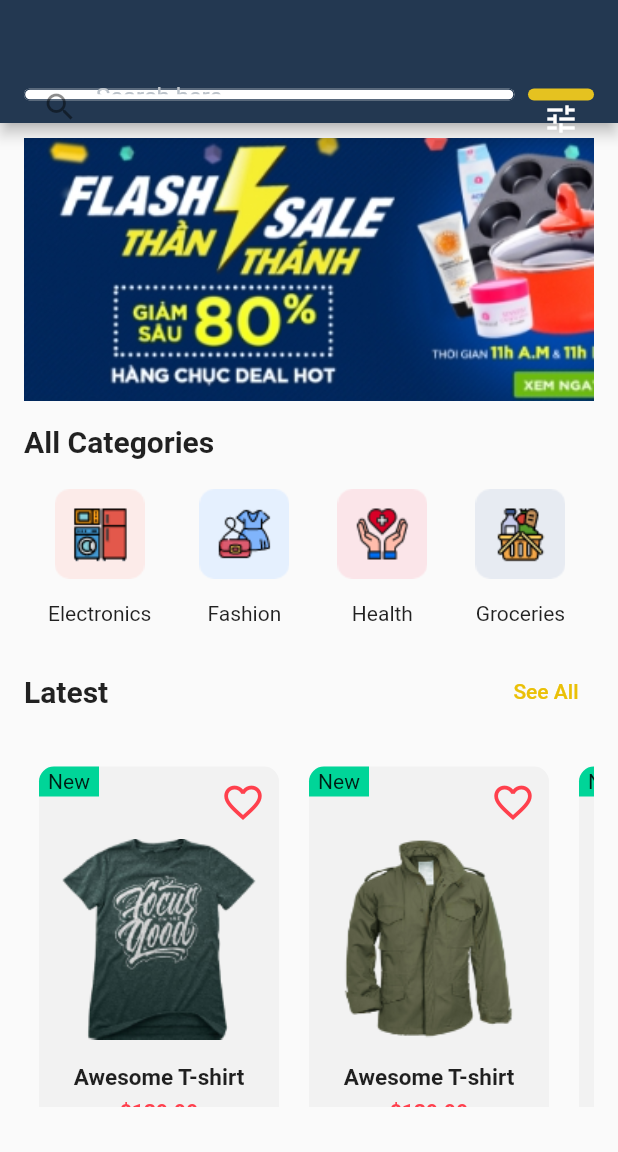
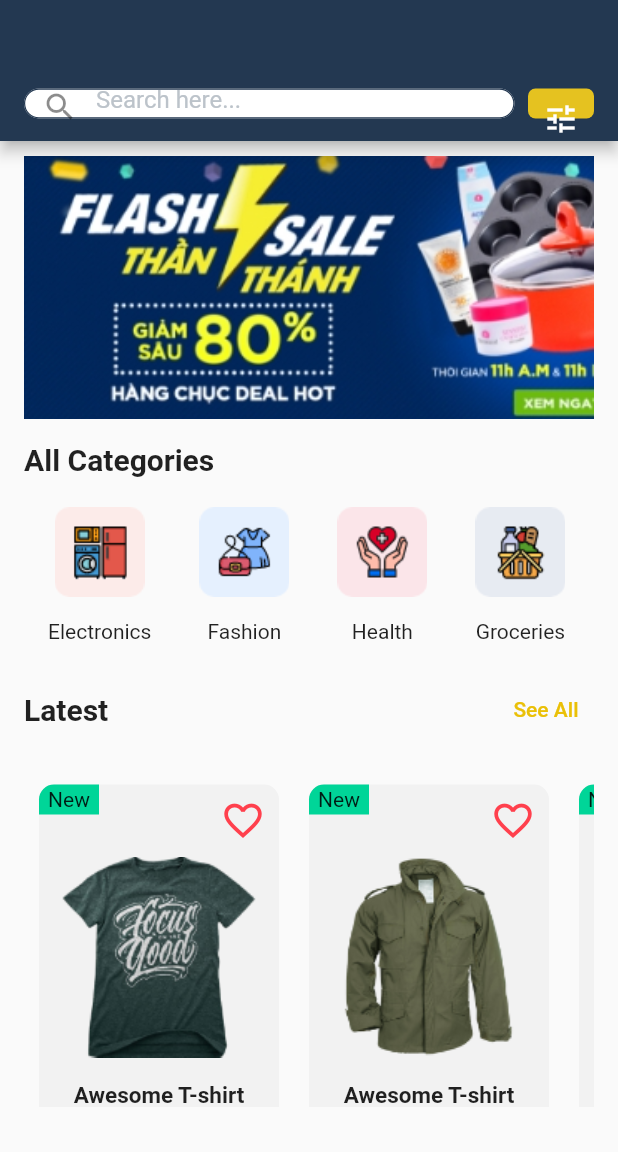
Before and after one commit to ashikahmedfahim/Flutter-E-commerce, a Flutter app: the screen it shows after launch, on a phone screen of 412 x 824 dp, the part 84-1236 px from its top. Run offline on Flutter 3.47's test engine with Material 2 defaults, Android fonts, the phone set to English and light mode, and no system bars; drawn by our look-alikes of badges; our stand-ins replace flutter_svg, fluttertoast, shared_preferences, video_player.

Commit message:
navbar fixed

```diff
--- a/lib/screens/home_page.dart
+++ b/lib/screens/home_page.dart
@@ -13,7 +13,7 @@ class HomePage extends StatelessWidget {
   Widget build(BuildContext context) {
     return Scaffold(
       appBar: PreferredSize(
-        preferredSize: const Size.fromHeight(138.0),
+        preferredSize: const Size.fromHeight(150.0),
         child: AppBarWithSearchBar(),
       ),
       body: Padding(
```
